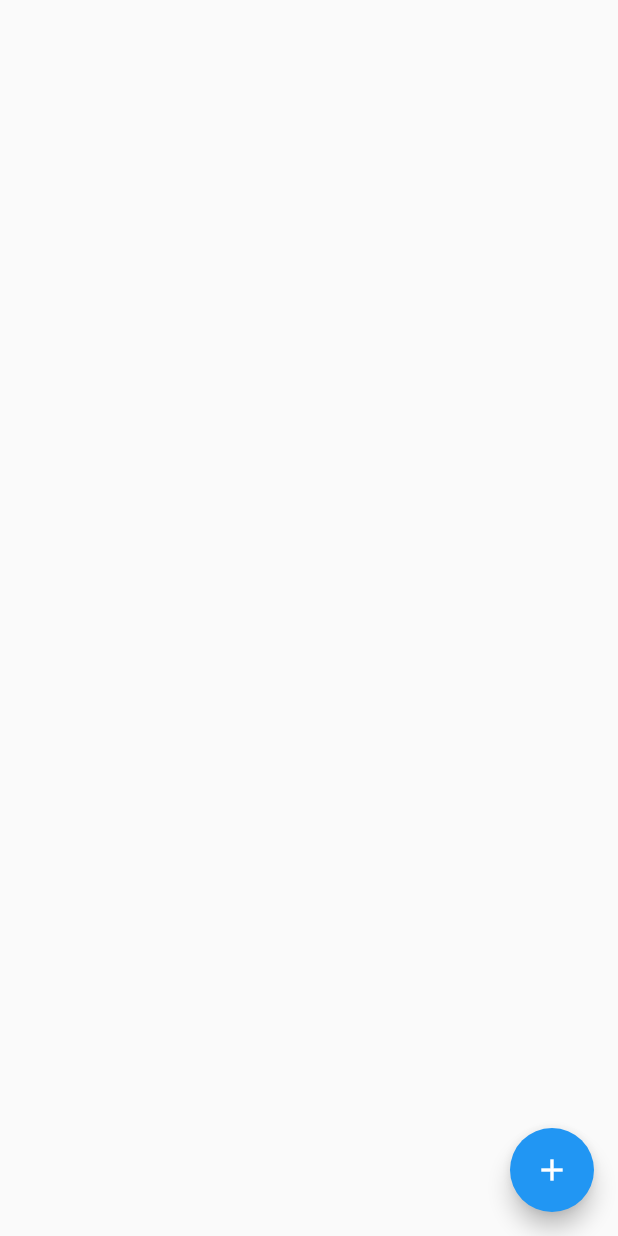
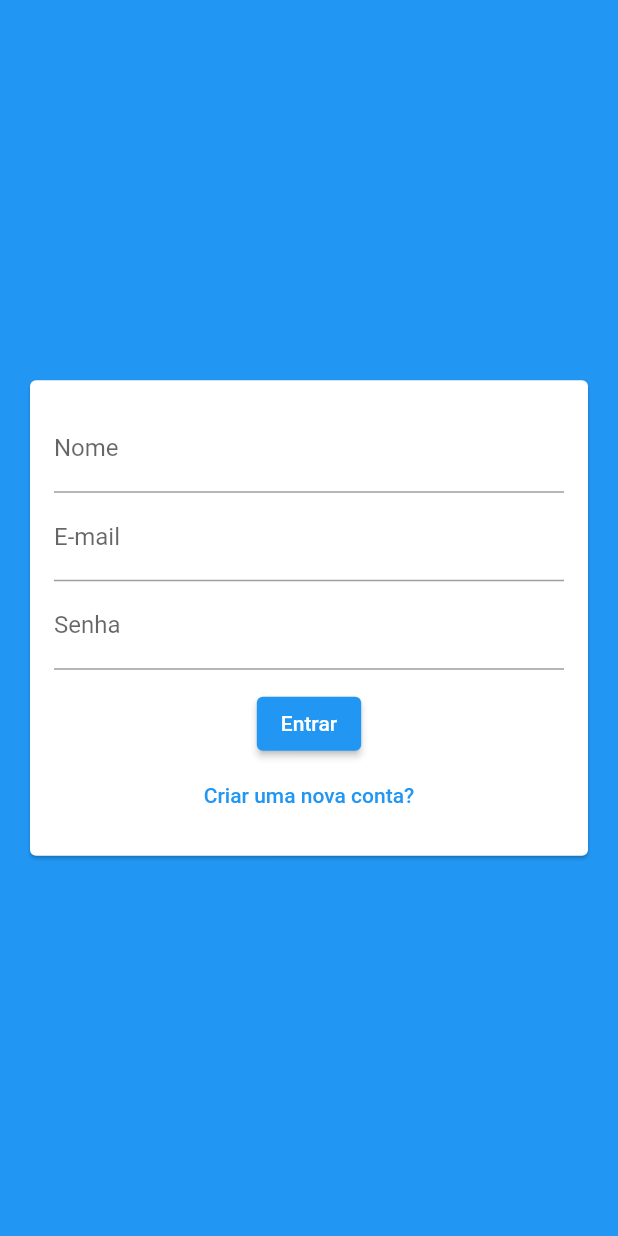
Before and after one commit to diegowinter/curso-flutter, a Flutter app: the screen it shows after launch, on a phone screen of 412 x 824 dp. Run offline on Flutter 3.47's test engine with Material 2 defaults, Android fonts, the phone set to English and light mode, and no system bars; our stand-ins replace cloud_firestore, firebase_core, google_maps_flutter, image_picker, location, shared_preferences and 1 more; accounts and stored records are empty.

Commit message:
project(chat): tela autenticação

```diff
--- a/chat/lib/main.dart
+++ b/chat/lib/main.dart
@@ -1,3 +1,4 @@
+import 'package:chat/screens/auth_screen.dart';
 import 'package:chat/screens/chat_screen.dart';
 import 'package:firebase_core/firebase_core.dart';
 import 'package:flutter/material.dart';
@@ -16,7 +17,7 @@ class MyApp extends StatelessWidget {
       theme: ThemeData(
         primarySwatch: Colors.blue,
       ),
-      home: ChatScreen(),
+      home: AuthScreen(),
     );
   }
 }
--- /dev/null
+++ b/chat/lib/screens/auth_screen.dart
@@ -0,0 +1,17 @@
+import 'package:chat/widgets/auth_form.dart';
+import 'package:flutter/material.dart';
+
+class AuthScreen extends StatefulWidget {
+  @override
+  _AuthScreenState createState() => _AuthScreenState();
+}
+
+class _AuthScreenState extends State<AuthScreen> {
+  @override
+  Widget build(BuildContext context) {
+    return Scaffold(
+      backgroundColor: Theme.of(context).primaryColor,
+      body: AuthForm(),
+    );
+  }
+}
--- /dev/null
+++ b/chat/lib/widgets/auth_form.dart
@@ -0,0 +1,53 @@
+import 'package:flutter/material.dart';
+
+class AuthForm extends StatefulWidget {
+  @override
+  _AuthFormState createState() => _AuthFormState();
+}
+
+class _AuthFormState extends State<AuthForm> {
+  @override
+  Widget build(BuildContext context) {
+    return Center(
+      child: Card(
+        margin: EdgeInsets.all(20),
+        child: SingleChildScrollView(
+          child: Padding(
+            padding: EdgeInsets.all(16),
+            child: Form(
+              child: Column(
+                children: [
+                  TextFormField(
+                    decoration: InputDecoration(
+                      labelText: 'Nome',
+                    ),
+                  ),
+                  TextFormField(
+                    decoration: InputDecoration(
+                      labelText: 'E-mail',
+                    ),
+                  ),
+                  TextFormField(
+                    obscureText: true,
+                    decoration: InputDecoration(
+                      labelText: 'Senha',
+                    ),
+                  ),
+                  SizedBox(height: 12),
+                  ElevatedButton(
+                    child: Text('Entrar'),
+                    onPressed: () {},
+                  ),
+                  TextButton(
+                    child: Text('Criar uma nova conta?'),
+                    onPressed: () {},
+                  )
+                ],
+              ),
+            ),
+          ),
+        ),
+      ),
+    );
+  }
+}
```
